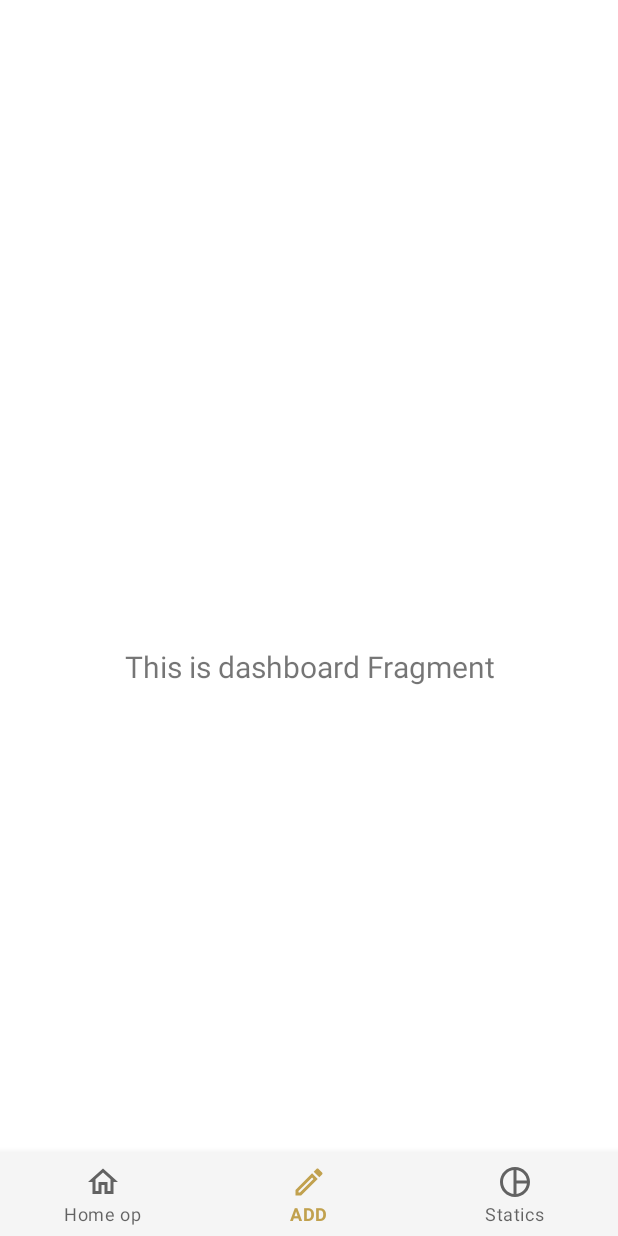
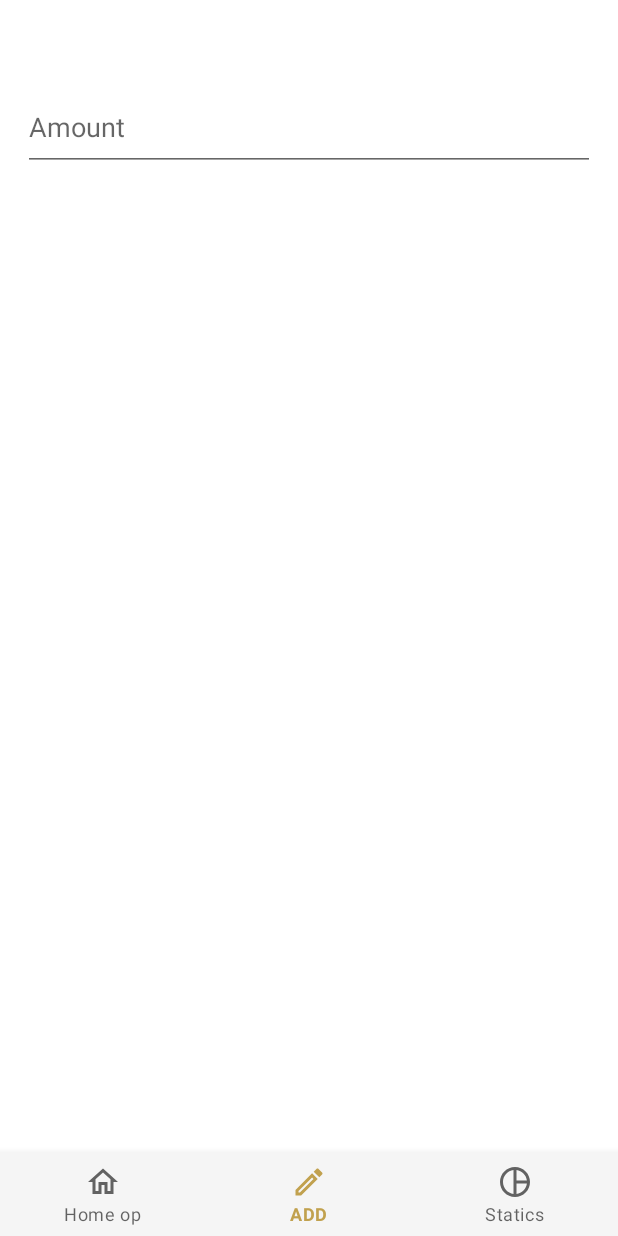
Before and after one commit to abhay-lodhi/Finanance, an Android app: the DashboardFragment screen opened through its navigation route, on a phone screen of 412 x 824 dp. Run offline under Robolectric (Android 15) with nearby library versions, the phone set to English and light mode, and no system bars; our stand-ins replace navigation-ui.

Commit message:
actionbar updated

```diff
--- a/app/src/main/java/com/example/finanance/MainActivity.kt
+++ b/app/src/main/java/com/example/finanance/MainActivity.kt
@@ -15,7 +15,7 @@ class MainActivity : AppCompatActivity() {
 
     override fun onCreate(savedInstanceState: Bundle?) {
         super.onCreate(savedInstanceState)
-        getSupportActionBar()?.hide();
+        //getSupportActionBar()?.hide();
         binding = ActivityMainBinding.inflate(layoutInflater)
         setContentView(binding.root)
 
@@ -29,7 +29,8 @@ class MainActivity : AppCompatActivity() {
                 R.id.navigation_home, R.id.navigation_dashboard, R.id.navigation_notifications
             )
         )
-        setupActionBarWithNavController(navController, appBarConfiguration)
+
+       // setupActionBarWithNavController(navController, appBarConfiguration)
         navView.setupWithNavController(navController)
     }
 }
--- a/app/src/main/java/com/example/finanance/ui/dashboard/DashboardFragment.kt
+++ b/app/src/main/java/com/example/finanance/ui/dashboard/DashboardFragment.kt
@@ -28,10 +28,10 @@ class DashboardFragment : Fragment() {
         _binding = FragmentDashboardBinding.inflate(inflater, container, false)
         val root: View = binding.root
 
-        val textView: TextView = binding.textDashboard
-        dashboardViewModel.text.observe(viewLifecycleOwner) {
-            textView.text = it
-        }
+//        val textView: TextView = binding.textDashboard
+//        dashboardViewModel.text.observe(viewLifecycleOwner) {
+//            textView.text = it
+//        }
         return root
     }
 
--- a/app/src/main/res/layout/activity_main.xml
+++ b/app/src/main/res/layout/activity_main.xml
@@ -4,7 +4,8 @@
     android:id="@+id/container"
     android:layout_width="match_parent"
     android:layout_height="match_parent"
-    android:paddingTop="?attr/actionBarSize">
+
+    >
 
     <com.google.android.material.bottomnavigation.BottomNavigationView
         android:id="@+id/nav_view"
--- a/app/src/main/res/layout/fragment_dashboard.xml
+++ b/app/src/main/res/layout/fragment_dashboard.xml
@@ -6,17 +6,21 @@
     android:layout_height="match_parent"
     tools:context=".ui.dashboard.DashboardFragment">
 
-    <TextView
-        android:id="@+id/text_dashboard"
-        android:layout_width="match_parent"
+
+
+    <EditText
+        android:id="@+id/editTextTextPersonName"
+        android:layout_width="0dp"
         android:layout_height="wrap_content"
-        android:layout_marginStart="8dp"
-        android:layout_marginTop="8dp"
-        android:layout_marginEnd="8dp"
-        android:textAlignment="center"
-        android:textSize="20sp"
-        app:layout_constraintBottom_toBottomOf="parent"
+        android:ems="10"
+        android:layout_marginTop="?attr/actionBarSize"
+        android:layout_marginLeft="15dp"
+        android:layout_marginRight="15dp"
+        android:minHeight="58dp"
+        android:inputType="number|numberDecimal"
+        android:hint="Amount"
         app:layout_constraintEnd_toEndOf="parent"
+        app:layout_constraintHorizontal_bias="0.497"
         app:layout_constraintStart_toStartOf="parent"
         app:layout_constraintTop_toTopOf="parent" />
 </androidx.constraintlayout.widget.ConstraintLayout>
--- a/app/src/main/res/values-night/themes.xml
+++ b/app/src/main/res/values-night/themes.xml
@@ -1,6 +1,6 @@
 <resources xmlns:tools="http://schemas.android.com/tools">
     <!-- Base application theme. -->
-    <style name="Theme.Finanance" parent="Theme.MaterialComponents.DayNight.DarkActionBar">
+    <style name="Theme.Finanance" parent="Theme.MaterialComponents.DayNight.NoActionBar">
         <!-- Primary brand color. -->
         <item name="colorPrimary">@color/purple_200</item>
         <item name="colorPrimaryVariant">@color/purple_700</item>
--- a/app/src/main/res/values/themes.xml
+++ b/app/src/main/res/values/themes.xml
@@ -1,17 +1,17 @@
 <resources xmlns:tools="http://schemas.android.com/tools">
     <!-- Base application theme. -->
-    <style name="Theme.Finanance" parent="Theme.MaterialComponents.DayNight.DarkActionBar">
+    <style name="Theme.Finanance" parent="Theme.MaterialComponents.DayNight.NoActionBar">
         <!-- Primary brand color. -->
         <item name="colorPrimary">@color/purple_500</item>
         <item name="colorPrimaryVariant">@color/purple_700</item>
         <item name="colorOnPrimary">@color/grey</item>
         <!-- Secondary brand color. -->
-        <item name="colorSecondary">@color/teal_200</item>
+        <item name="colorSecondary">@color/purple_500</item>
         <item name="colorSecondaryVariant">@color/teal_700</item>
         <item name="colorOnSecondary">@color/black</item>
         <!-- Status bar color. -->
         <item name="android:statusBarColor" tools:targetApi="l">?attr/colorOnPrimary</item>
         <!-- Customize your theme here. -->
-        <item name="android:windowLightStatusBar">true</item>
+        <item name="android:windowLightStatusBar">?attr/colorOnSecondary</item>
     </style>
 </resources>
```
